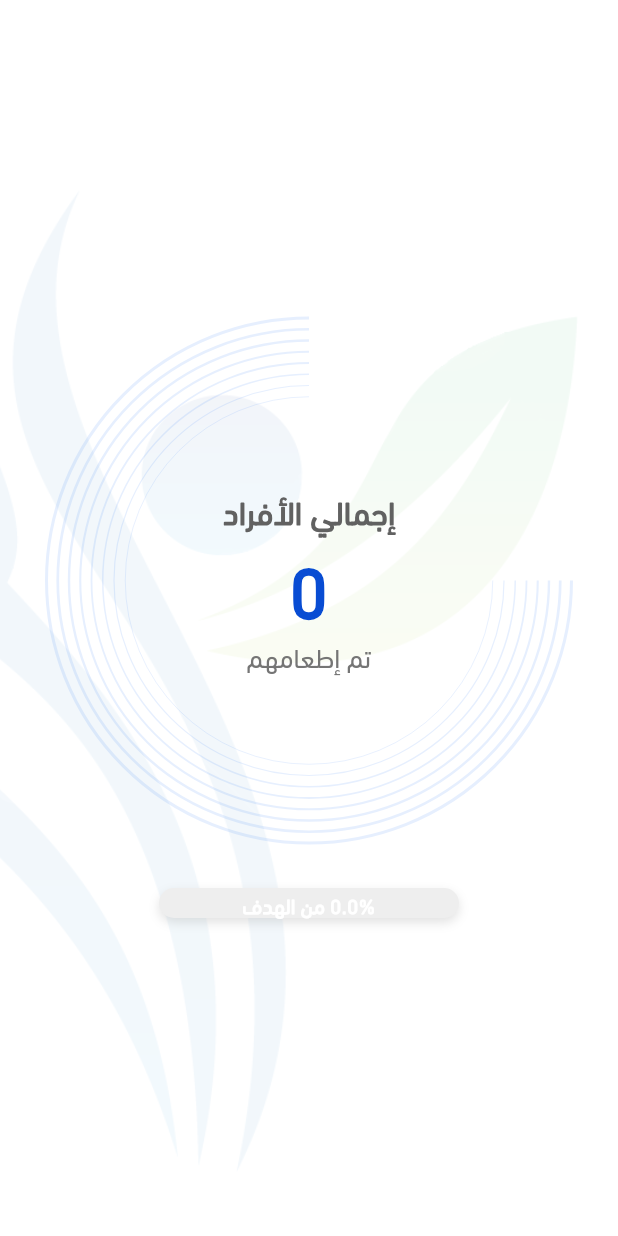
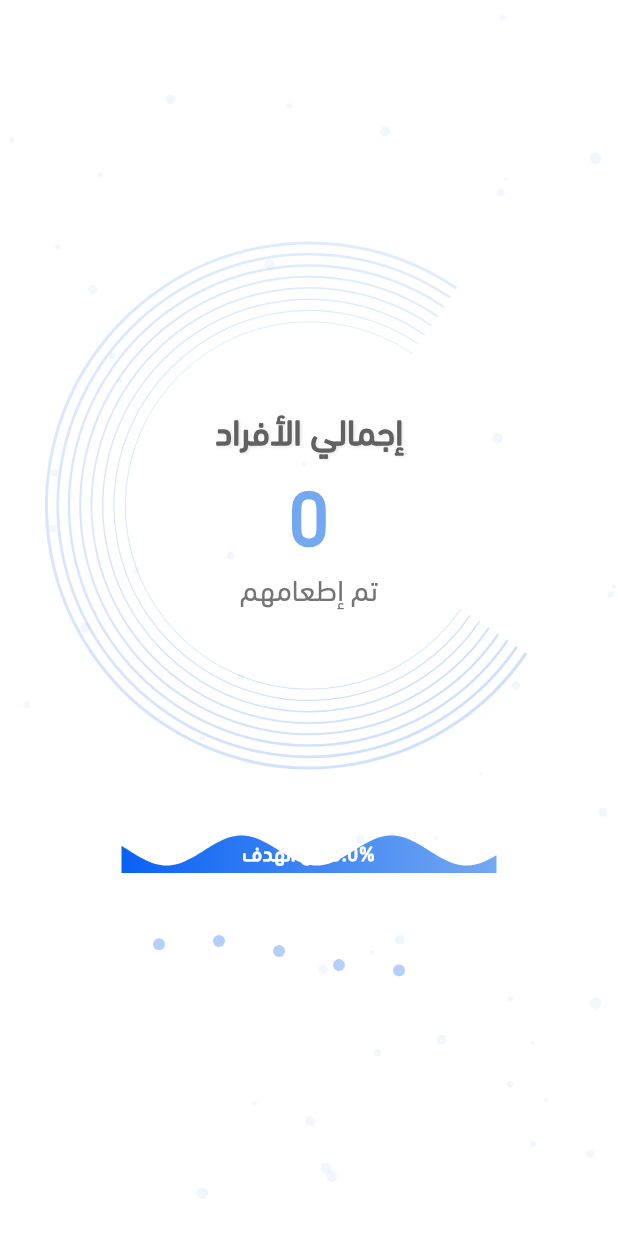
Before and after one commit to hamdyhaggag/Ramadan_kitchen_management, a Flutter app: the TotalStatisticsContent screen opened directly, on a phone screen of 412 x 824 dp. Run offline on Flutter 3.47's test engine with Material 3 defaults, Android fonts, the phone set to English and light mode, and no system bars; our stand-ins replace cached_network_image, carousel_slider, cloud_firestore, connectivity_plus, dartz, dots_indicator and 15 more; missing offline and left inert: clipboard, cloudinary_public, excel; accounts and stored records are empty; project files that could hold a hidden picture were left out.

Commit message:
Creative UI on TotalStatisticsContent

```diff
--- a/lib/features/statistics/presentation/views/widgets/total_statistics_content.dart
+++ b/lib/features/statistics/presentation/views/widgets/total_statistics_content.dart
@@ -13,14 +13,41 @@ class TotalStatisticsContent extends StatefulWidget {
   State<TotalStatisticsContent> createState() => _TotalStatisticsContentState();
 }
 
-class _TotalStatisticsContentState extends State<TotalStatisticsContent> {
+class _TotalStatisticsContentState extends State<TotalStatisticsContent>
+    with TickerProviderStateMixin {
   int _totalIndividuals = 0;
   bool _isLoading = true;
+  late AnimationController _waveController;
+  late AnimationController _rotationController;
+  late AnimationController _particleController;
 
   @override
   void initState() {
     super.initState();
     _loadDonationData();
+
+    _waveController = AnimationController(
+      vsync: this,
+      duration: const Duration(seconds: 2),
+    )..repeat(reverse: true);
+
+    _rotationController = AnimationController(
+      vsync: this,
+      duration: const Duration(seconds: 20),
+    )..repeat();
+
+    _particleController = AnimationController(
+      vsync: this,
+      duration: const Duration(seconds: 3),
+    )..repeat();
+  }
+
+  @override
+  void dispose() {
+    _waveController.dispose();
+    _rotationController.dispose();
+    _particleController.dispose();
+    super.dispose();
   }
 
   Future<void> _loadDonationData() async {
@@ -62,67 +89,20 @@ class _TotalStatisticsContentState extends State<TotalStatisticsContent> {
     return Scaffold(
       body: Stack(
         children: [
-          Positioned(
-            right: -MediaQuery.of(context).size.width * 0.3,
-            top: -MediaQuery.of(context).size.width * 0.2,
-            child: Opacity(
-              opacity: 0.05,
-              child: Image.asset(
-                'assets/images/logo.png',
-                width: MediaQuery.of(context).size.width * 2.2,
-                height: MediaQuery.of(context).size.width * 2.6,
-              ),
-            ),
-          ),
+          _buildAnimatedBackground(),
           _isLoading
-              ? _buildShimmerLoading()
+              ? _buildEnhancedShimmerLoading()
               : Center(
                   child: Padding(
                     padding: const EdgeInsets.all(20.0),
                     child: Column(
                       mainAxisAlignment: MainAxisAlignment.center,
                       children: [
-                        Stack(
-                          alignment: Alignment.center,
-                          children: [
-                            Positioned(
-                              child: CustomPaint(
-                                painter: _RadialPainter(),
-                                size: const Size(350, 350),
-                              ),
-                            ),
-                            Column(
-                              children: [
-                                Text(
-                                  'إجمالي الأفراد',
-                                  style: TextStyle(
-                                    fontSize: 22,
-                                    fontWeight: FontWeight.bold,
-                                    color: Colors.grey[700],
-                                  ),
-                                ),
-                                AnimatedCount(
-                                  count: _totalIndividuals,
-                                  duration: const Duration(seconds: 1),
-                                  style: TextStyle(
-                                    fontSize: 48,
-                                    fontWeight: FontWeight.bold,
-                                    color: AppColors.customColors[4],
-                                  ),
-                                ),
-                                Text(
-                                  'تم إطعامهم',
-                                  style: TextStyle(
-                                    fontSize: 18,
-                                    color: Colors.grey[600],
-                                  ),
-                                ),
-                              ],
-                            ),
-                          ],
-                        ),
+                        _buildAnimatedRadialProgress(),
+                        const SizedBox(height: 40),
+                        _buildAnimatedProgressWave(),
                         const SizedBox(height: 30),
-                        _buildProgressWave(),
+                        _buildFloatingParticles(),
                       ],
                     ),
                   ),
@@ -132,96 +112,169 @@ class _TotalStatisticsContentState extends State<TotalStatisticsContent> {
     );
   }
 
-  Widget _buildProgressWave() {
-    return Container(
-      height: 20,
-      width: 200,
-      decoration: BoxDecoration(
-        borderRadius: BorderRadius.circular(10),
-        color: Colors.grey[200],
-        boxShadow: [
-          BoxShadow(
-            color: Colors.grey.withOpacity(0.3),
-            blurRadius: 5,
-            offset: const Offset(0, 3),
+  Widget _buildAnimatedBackground() {
+    return AnimatedBuilder(
+      animation: _particleController,
+      builder: (context, child) {
+        return CustomPaint(
+          painter: ParticlePainter(_particleController.value),
+          size: Size.infinite,
+        );
+      },
+    );
+  }
+
+  Widget _buildAnimatedRadialProgress() {
+    return Stack(
+      alignment: Alignment.center,
+      children: [
+        RotationTransition(
+          turns: Tween(begin: 0.0, end: 1.0).animate(_rotationController),
+          child: CustomPaint(
+            painter: _AnimatedRadialPainter(),
+            size: const Size(350, 350),
+          ),
+        ),
+        Column(
+          children: [
+            Text(
+              'إجمالي الأفراد',
+              style: TextStyle(
+                fontSize: 24,
+                fontWeight: FontWeight.bold,
+                color: Colors.grey[700],
+                shadows: [
+                  Shadow(
+                    blurRadius: 2,
+                    color: Colors.black.withOpacity(0.1),
+                    offset: const Offset(1, 1),
+                  )
+                ],
+              ),
+            ),
+            AnimatedCount(
+              count: _totalIndividuals,
+              duration: const Duration(seconds: 1),
+              style: TextStyle(
+                fontSize: 52,
+                fontWeight: FontWeight.bold,
+                foreground: Paint()
+                  ..shader = LinearGradient(
+                    colors: [
+                      AppColors.primaryColor,
+                      AppColors.secondaryColor,
+                    ],
+                  ).createShader(const Rect.fromLTWH(0, 0, 200, 70)),
+              ),
+            ),
+            Text(
+              'تم إطعامهم',
+              style: TextStyle(
+                fontSize: 20,
+                color: Colors.grey[600],
+                letterSpacing: 1.1,
+              ),
             ),
           ],
         ),
-      child: Stack(
-        children: [
-          LayoutBuilder(
-            builder: (context, constraints) {
-              return AnimatedContainer(
-                duration: const Duration(seconds: 1),
-                width: constraints.maxWidth * (_totalIndividuals / 1000),
-                decoration: BoxDecoration(
-                  gradient: const LinearGradient(
-                    colors: [AppColors.secondaryColor, AppColors.primaryColor],
-                  ),
-                  borderRadius: BorderRadius.circular(10),
-                  boxShadow: [
-                    BoxShadow(
-                      color: AppColors.primaryColor.withOpacity(0.3),
-                      blurRadius: 8,
-                      offset: const Offset(0, 3),
-                    ),
       ],
-                ),
     );
-            },
-          ),
-          Center(
+  }
+
+  Widget _buildAnimatedProgressWave() {
+    return AnimatedBuilder(
+      animation: _waveController,
+      builder: (context, child) {
+        return CustomPaint(
+          painter: WavePainter(_waveController.value),
+          child: Container(
+            height: 30,
+            width: 250,
+            alignment: Alignment.center,
             child: Text(
               '${(_totalIndividuals / 1000 * 100).toStringAsFixed(1)}% من الهدف',
               style: const TextStyle(
                 color: AppColors.whiteColor,
                 fontWeight: FontWeight.bold,
+                fontSize: 14,
               ),
             ),
           ),
-        ],
-      ),
+        );
+      },
     );
   }
 
-  Widget _buildShimmerLoading() {
-    return Shimmer.fromColors(
+  Widget _buildEnhancedShimmerLoading() {
+    return Center(
+      child: Shimmer.fromColors(
         baseColor: Colors.grey[300]!,
         highlightColor: Colors.grey[100]!,
         child: Column(
           mainAxisAlignment: MainAxisAlignment.center,
           children: [
             Container(
-            width: 120,
-            height: 120,
+              width: 200,
+              height: 200,
               decoration: BoxDecoration(
-              color: AppColors.whiteColor,
-              shape: BoxShape.circle,
+                color: Colors.white,
+                borderRadius: BorderRadius.circular(100),
+                boxShadow: [
+                  BoxShadow(
+                    color: Colors.grey.withOpacity(0.3),
+                    blurRadius: 10,
+                    spreadRadius: 2,
+                  )
+                ],
               ),
             ),
             const SizedBox(height: 30),
             Container(
               width: 200,
-            height: 100,
-            color: AppColors.whiteColor,
+              height: 20,
+              decoration: BoxDecoration(
+                color: Colors.white,
+                borderRadius: BorderRadius.circular(10),
               ),
-          const SizedBox(height: 30),
-          Container(
-            width: 200,
-            height: 20,
-            color: AppColors.whiteColor,
             ),
           ],
+        ),
+      ),
+    );
+  }
+
+  Widget _buildFloatingParticles() {
+    return SizedBox(
+      width: 200,
+      height: 50,
+      child: AnimatedBuilder(
+        animation: _particleController,
+        builder: (context, child) {
+          return CustomPaint(
+            painter: FloatingParticlePainter(_particleController.value),
+          );
+        },
       ),
     );
   }
 }
 
-class _RadialPainter extends CustomPainter {
+class _AnimatedRadialPainter extends CustomPainter {
   @override
   void paint(Canvas canvas, Size size) {
+    final gradient = SweepGradient(
+      colors: [
+        AppColors.primaryColor.withOpacity(0.2),
+        AppColors.secondaryColor.withOpacity(0.2),
+      ],
+      stops: const [0.0, 0.8],
+    );
+
     final paint = Paint()
-      ..color = AppColors.primaryColor.withOpacity(0.1)
+      ..shader = gradient.createShader(Rect.fromCircle(
+        center: size.center(Offset.zero),
+        radius: size.width / 2,
+      ))
       ..style = PaintingStyle.stroke
       ..strokeWidth = 2;
 
@@ -241,7 +294,88 @@ class _RadialPainter extends CustomPainter {
   }
 
   @override
-  bool shouldRepaint(covariant CustomPainter oldDelegate) => false;
+  bool shouldRepaint(covariant CustomPainter oldDelegate) => true;
+}
+
+class WavePainter extends CustomPainter {
+  final double animationValue;
+
+  WavePainter(this.animationValue);
+
+  @override
+  void paint(Canvas canvas, Size size) {
+    final paint = Paint()
+      ..style = PaintingStyle.fill
+      ..shader = LinearGradient(
+        colors: [AppColors.primaryColor, AppColors.secondaryColor],
+      ).createShader(Rect.fromLTRB(0, 0, size.width, size.height));
+
+    final path = Path();
+    final waveHeight = 10.0;
+    final waveLength = 100.0;
+    final phase = animationValue * 2 * pi;
+
+    path.moveTo(0, size.height / 2);
+    for (double x = 0; x <= size.width; x++) {
+      final y = waveHeight * sin((x / waveLength) * 2 * pi + phase);
+      path.lineTo(x, size.height / 2 + y);
+    }
+    path.lineTo(size.width, size.height);
+    path.lineTo(0, size.height);
+    path.close();
+
+    canvas.drawPath(path, paint);
+  }
+
+  @override
+  bool shouldRepaint(covariant WavePainter oldDelegate) => true;
+}
+
+class ParticlePainter extends CustomPainter {
+  final double animationValue;
+
+  ParticlePainter(this.animationValue);
+
+  @override
+  void paint(Canvas canvas, Size size) {
+    final random = Random(0);
+    final paint = Paint()
+      ..color = AppColors.primaryColor.withOpacity(0.05)
+      ..style = PaintingStyle.fill;
+
+    for (int i = 0; i < 50; i++) {
+      final x = random.nextDouble() * size.width;
+      final y = random.nextDouble() * size.height;
+      final radius = random.nextDouble() * 3 + 1;
+      final offset = Offset(x, y + sin(animationValue * 2 * pi) * 10);
+      canvas.drawCircle(offset, radius, paint);
+    }
+  }
+
+  @override
+  bool shouldRepaint(covariant CustomPainter oldDelegate) => true;
+}
+
+class FloatingParticlePainter extends CustomPainter {
+  final double animationValue;
+
+  FloatingParticlePainter(this.animationValue);
+
+  @override
+  void paint(Canvas canvas, Size size) {
+    final paint = Paint()
+      ..color = AppColors.primaryColor.withOpacity(0.3)
+      ..style = PaintingStyle.fill;
+
+    for (int i = 0; i < 5; i++) {
+      final x = i * 40.0;
+      final y = sin(animationValue * 2 * pi + i) * 10;
+      canvas.drawCircle(Offset(x, size.height / 2 + y), 4, paint);
+    }
+  }
+
+  @override
+  bool shouldRepaint(covariant CustomPainter oldDelegate) => true;
 }
 
 class AnimatedCount extends ImplicitlyAnimatedWidget {
```
Lines whose indentation alone changed are shown as unchanged.
